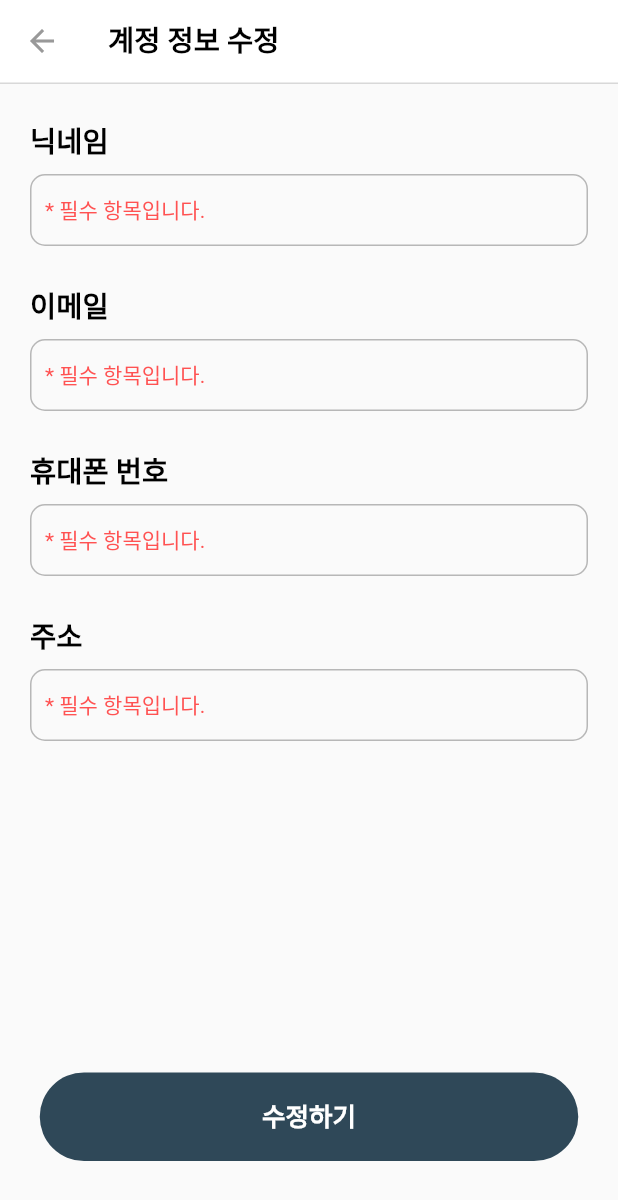
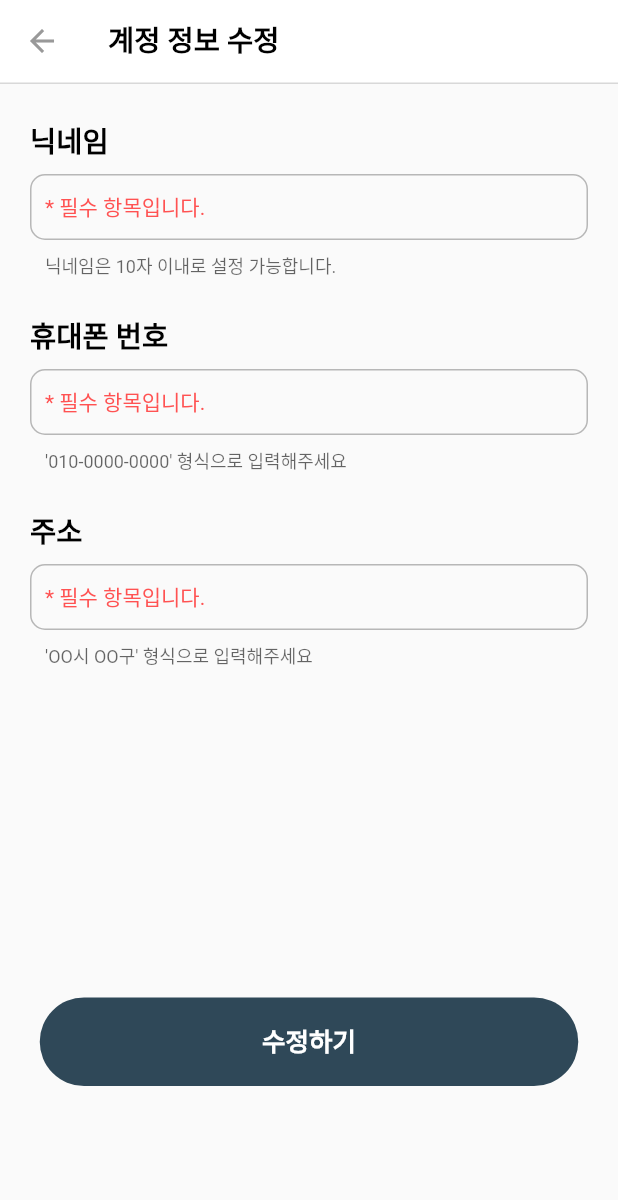
Before and after one commit to Hi-DN/navada-mobile-app, a Flutter app: the ModifyUserInfoView screen opened directly, after a tap on "수정하기", on a phone screen of 412 x 824 dp. Shown: the top 1200 px of the screen. Run offline on Flutter 3.47's test engine with Material 2 defaults, Android fonts, the phone set to English and light mode, and no system bars; our stand-ins replace carousel_slider, flutter_dotenv, flutter_rating_bar, google_sign_in; missing offline and left inert: flutter_naver_login, kakao_flutter_sdk_user; accounts and stored records are empty.

Commit message:
계정 정보 설정 > 회원 정보 수정

```diff
--- a/lib/src/models/user/user_provider.dart
+++ b/lib/src/models/user/user_provider.dart
@@ -57,6 +57,16 @@ class UserProvider extends ChangeNotifier {
     }
   }
 
+  Future<bool> modifyUser(int userId, UserParams userParams) async {
+    UserDto? modifiedUser = await _userService.modifyUser(userId, userParams);
+    if (modifiedUser != null) {
+      setUserInfo(modifiedUser);
+      return true;
+    } else {
+      return false;
+    }
+  }
+
   Future<bool> withdraw(int userId) async {
     return await _userService.withdraw(userId);
   }
--- a/lib/src/models/user/user_service.dart
+++ b/lib/src/models/user/user_service.dart
@@ -43,6 +43,18 @@ class UserService {
       return UserDto.fromJson(response['data']);
     } else {
       throw Exception('signup() fail!');
+    }
+  }
+
+  // 회원 정보 수정
+  Future<UserDto?> modifyUser(int userId, UserParams params) async {
+    Map<String, dynamic> response = await _httpClient
+        .putRequest('/user/$userId', params.toJson(), tokenYn: true);
+
+    if (response['success']) {
+      return UserDto.fromJson(response['data']);
+    } else {
+      return null;
     }
   }
 
--- a/lib/src/screens/tab5_mypage/account_management/setting_user_info/modify_user_info_view.dart
+++ b/lib/src/screens/tab5_mypage/account_management/setting_user_info/modify_user_info_view.dart
@@ -1,19 +1,18 @@
 import 'package:flutter/material.dart';
+import 'package:navada_mobile_app/src/models/user/user_model.dart';
 import 'package:navada_mobile_app/src/models/user/user_provider.dart';
 import 'package:navada_mobile_app/src/widgets/colors.dart';
 import 'package:navada_mobile_app/src/widgets/custom_appbar.dart';
 import 'package:navada_mobile_app/src/widgets/long_circled_btn.dart';
 import 'package:navada_mobile_app/src/widgets/space.dart';
 import 'package:navada_mobile_app/src/widgets/text_style.dart';
+import 'package:provider/provider.dart';
 
 class ModifyUserInfoView extends StatelessWidget {
   ModifyUserInfoView({Key? key}) : super(key: key);
 
-  // User user = UserProvider().user;
   final TextEditingController _nickNameController =
       TextEditingController(text: UserProvider.user.userNickname);
-  final TextEditingController _emailController =
-      TextEditingController(text: UserProvider.user.userEmail);
   final TextEditingController _phoneNumController =
       TextEditingController(text: UserProvider.user.userPhoneNum);
   final TextEditingController _addressController =
@@ -32,10 +31,11 @@ class ModifyUserInfoView extends StatelessWidget {
         child: GestureDetector(
           onTap: () => FocusScope.of(context).unfocus(),
           child: SingleChildScrollView(
+            physics: const AlwaysScrollableScrollPhysics(),
             child: Column(children: [
               _userInfoSection(),
               const Space(height: 200.0),
-              _modifyButton()
+              _modifyButton(context)
             ]),
           ),
         ),
@@ -47,15 +47,15 @@ class ModifyUserInfoView extends StatelessWidget {
     return Column(
       crossAxisAlignment: CrossAxisAlignment.start,
       children: [
-        _setField('닉네임', _nickNameController),
-        _setField('이메일', _emailController),
-        _setField('휴대폰 번호', _phoneNumController),
-        _setField('주소', _addressController),
+        _setField('닉네임', "닉네임은 10자 이내로 설정 가능합니다.", _nickNameController),
+        _setField('휴대폰 번호', "'010-0000-0000' 형식으로 입력해주세요", _phoneNumController),
+        _setField('주소', "'OO시 OO구' 형식으로 입력해주세요", _addressController),
       ],
     );
   }
 
-  Widget _setField(String label, TextEditingController controller) {
+  Widget _setField(
+      String label, String? helperText, TextEditingController controller) {
     return Column(
       crossAxisAlignment: CrossAxisAlignment.start,
       children: [
@@ -63,9 +63,9 @@ class ModifyUserInfoView extends StatelessWidget {
         B18Text(text: label),
         const Space(height: 10.0),
         SizedBox(
-          height: 50.0,
+          height: 70.0,
           child: TextField(
-            decoration: _inputDecoration(),
+            decoration: _inputDecoration(helperText),
             textAlignVertical: TextAlignVertical.center,
             controller: controller,
             keyboardType: TextInputType.text,
@@ -75,32 +75,62 @@ class ModifyUserInfoView extends StatelessWidget {
     );
   }
 
-  Widget _modifyButton() {
+  Widget _modifyButton(BuildContext context) {
+    final scaffoldMessenger = ScaffoldMessenger.of(context);
+    final navigator = Navigator.of(context);
+    User user = UserProvider.user;
+
     return Container(
       alignment: Alignment.bottomCenter,
       child: LongCircledBtn(
         text: '수정하기',
         backgroundColor: navy,
-        onTap: () {},
+        onTap: () async {
+          UserParams userParams = UserParams(
+              signInPlatform: user.signInPlatform!,
+              userName: user.userName!,
+              userEmail: user.userEmail!,
+              userNickname: _nickNameController.value.text,
+              userPhoneNum: _phoneNumController.value.text,
+              userAddress: _addressController.value.text);
+
+          bool success = await Provider.of<UserProvider>(context, listen: false)
+              .modifyUser(user.userId!, userParams);
+
+          if (success) {
+            scaffoldMessenger.showSnackBar(const SnackBar(
+              duration: Duration(seconds: 1),
+              content: R16Text(text: '수정이 완료되었습니다 :D', textColor: white),
+            ));
+            navigator.pop();
+          } else {
+            scaffoldMessenger.showSnackBar(const SnackBar(
+              duration: Duration(seconds: 1),
+              content: R16Text(
+                  text: '수정에 실패했습니다. 잠시 후 다시 시도해주세요.', textColor: white),
+            ));
+          }
+        },
       ),
     );
   }
 
-  InputDecoration _inputDecoration() {
-    return const InputDecoration(
+  InputDecoration _inputDecoration(String? helperText) {
+    return InputDecoration(
         hintText: '* 필수 항목입니다.',
-        hintStyle: TextStyle(color: Colors.redAccent, fontSize: 14.0),
-        focusedBorder: OutlineInputBorder(
+        helperText: helperText,
+        hintStyle: const TextStyle(color: Colors.redAccent, fontSize: 14.0),
+        focusedBorder: const OutlineInputBorder(
           borderRadius: BorderRadius.all(Radius.circular(10.0)),
           borderSide: BorderSide(width: 1, color: green),
         ),
-        enabledBorder: OutlineInputBorder(
+        enabledBorder: const OutlineInputBorder(
           borderRadius: BorderRadius.all(Radius.circular(10.0)),
           borderSide: BorderSide(width: 1, color: Color(0xFFB7B7B7)),
         ),
-        border: OutlineInputBorder(
+        border: const OutlineInputBorder(
           borderRadius: BorderRadius.all(Radius.circular(10.0)),
         ),
-        contentPadding: EdgeInsets.only(left: 10.0));
+        contentPadding: const EdgeInsets.only(left: 10.0));
   }
 }
--- a/lib/src/screens/tab5_mypage/account_management/setting_user_info/setting_user_info_view.dart
+++ b/lib/src/screens/tab5_mypage/account_management/setting_user_info/setting_user_info_view.dart
@@ -7,6 +7,7 @@ import 'package:navada_mobile_app/src/widgets/colors.dart';
 import 'package:navada_mobile_app/src/widgets/custom_appbar.dart';
 import 'package:navada_mobile_app/src/widgets/long_circled_btn.dart';
 import 'package:navada_mobile_app/src/widgets/text_style.dart';
+import 'package:provider/provider.dart';
 
 class SettingUserInfoView extends StatelessWidget {
   const SettingUserInfoView({Key? key}) : super(key: key);
@@ -29,6 +30,7 @@ class SettingUserInfoView extends StatelessWidget {
 
   Widget _buildBody(BuildContext context) {
     User user = UserProvider.user;
+    return Consumer<UserProvider>(builder: (context, provider, child) {
       return Column(
         children: [
           _setInfo('이름', user.userName!),
@@ -40,6 +42,7 @@ class SettingUserInfoView extends StatelessWidget {
           _modifyButton(context)
         ],
       );
+    });
   }
 
   Widget _setInfo(String label, String value) {
--- a/lib/src/screens/tab5_mypage/my_page.dart
+++ b/lib/src/screens/tab5_mypage/my_page.dart
@@ -44,6 +44,7 @@ class _UserProfile extends StatelessWidget {
     ScreenSize size = ScreenSize();
     User user = UserProvider.user;
 
+    return Consumer<UserProvider>(builder: (context, provider, child) {
       return Padding(
         padding: EdgeInsets.symmetric(vertical: size.getSize(27)),
         child: Column(
@@ -83,6 +84,7 @@ class _UserProfile extends StatelessWidget {
           ],
         ),
       );
+    });
   }
 }
 
@@ -168,7 +170,8 @@ class _AccountManagement extends StatelessWidget {
               MaterialPageRoute(builder: (context) => const AppInfoView()));
         }),
         _listTile("로그아웃", () {
-          Navigator.pushNamedAndRemoveUntil(context, SignIn.routeName, (route)=> false);
+          Navigator.pushNamedAndRemoveUntil(
+              context, SignIn.routeName, (route) => false);
         }),
         _listTile("회원 탈퇴", () {
           _showWithdrawalConfirmDialog(context);
@@ -206,9 +209,12 @@ class _AccountManagement extends StatelessWidget {
               ),
               TextButton(
                 onPressed: () async {
-                bool result = await Provider.of<UserProvider>(context, listen: false).withdraw(UserProvider.user.userId!);
-                if(result) {
-                  Navigator.pushNamedAndRemoveUntil(context, SignIn.routeName, (route)=> false);
+                  bool result =
+                      await Provider.of<UserProvider>(context, listen: false)
+                          .withdraw(UserProvider.user.userId!);
+                  if (result) {
+                    Navigator.pushNamedAndRemoveUntil(
+                        context, SignIn.routeName, (route) => false);
                   }
                 },
                 child: const R14Text(text: "확인", textColor: red),
```
Also changed, not shown: pubspec.lock. Lines whose indentation alone changed are shown as unchanged.
